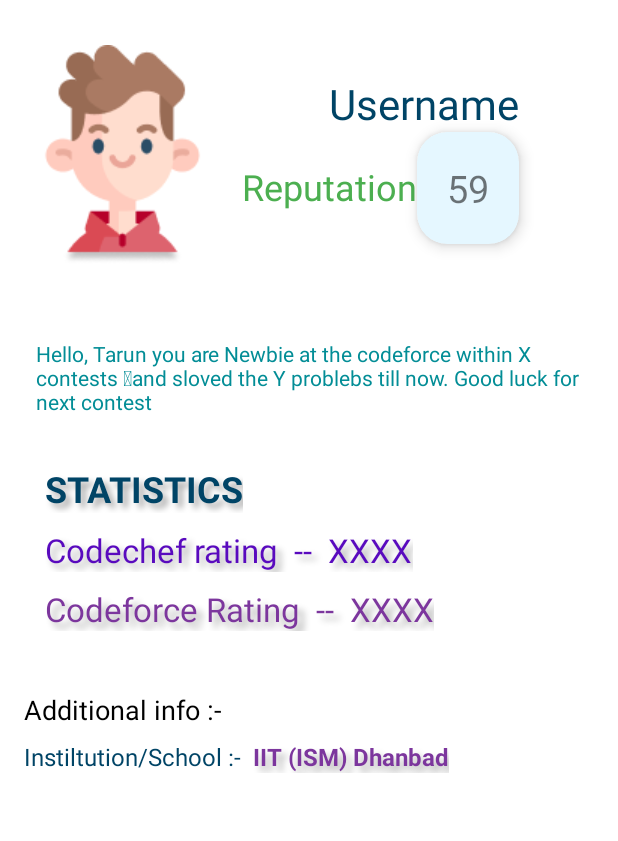
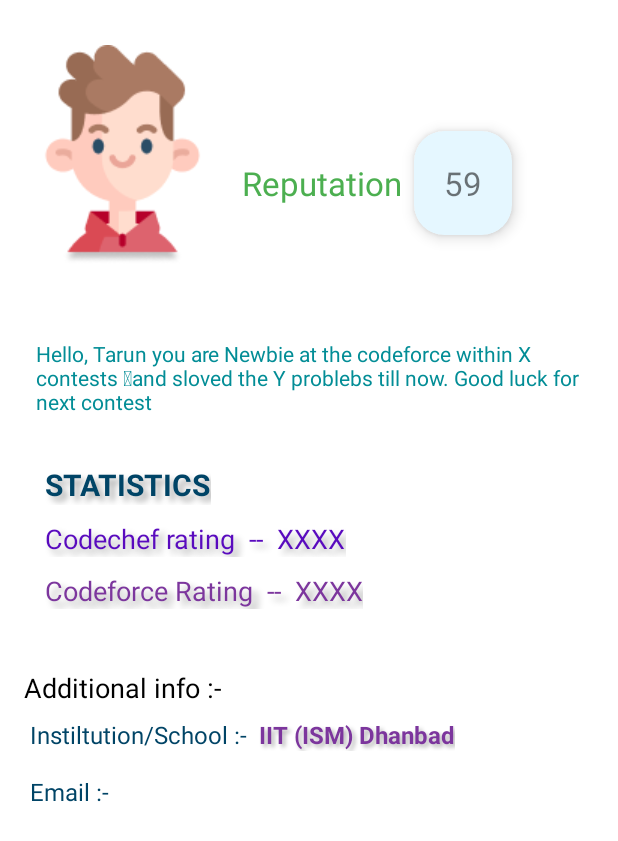
Before and after one commit to AppDevProzects/G-code, an Android app: the ProfileActivity screen opened directly, with no data from a screen before it, on a phone screen of 412 x 824 dp. Shown: the top 841 px of the screen. Run offline under Robolectric (Android 15) with nearby library versions, the phone set to English and light mode, and no system bars; Roboto replaces fonts that are not available here.

```diff
--- a/app/build.gradle
+++ b/app/build.gradle
@@ -35,6 +35,7 @@ dependencies {
     implementation 'androidx.constraintlayout:constraintlayout:2.1.0'
     implementation 'com.google.firebase:firebase-auth:21.0.1'
     implementation 'com.google.android.gms:play-services-auth:19.2.0'
+    implementation 'com.google.firebase:firebase-firestore:24.0.1'
     testImplementation 'junit:junit:4.+'
     androidTestImplementation 'androidx.test.ext:junit:1.1.3'
     androidTestImplementation 'androidx.test.espresso:espresso-core:3.4.0'
--- a/app/src/main/AndroidManifest.xml
+++ b/app/src/main/AndroidManifest.xml
@@ -9,6 +9,9 @@
         android:roundIcon="@mipmap/ic_launcher_round"
         android:supportsRtl="true"
         android:theme="@style/Theme.GCode">
+        <activity
+            android:name=".register_Activity"
+            android:exported="true" />
         <activity
             android:name=".ProfileActivity"
             android:exported="true" />
--- a/app/src/main/java/com/example/gcode/ProfileActivity.java
+++ b/app/src/main/java/com/example/gcode/ProfileActivity.java
@@ -2,13 +2,30 @@ package com.example.gcode;
 
 import androidx.appcompat.app.AppCompatActivity;
 
+import android.content.Intent;
 import android.os.Bundle;
+import android.widget.TextView;
 
 public class ProfileActivity extends AppCompatActivity {
 
+    Intent intent;
+    TextView userFullName,Email;
     @Override
     protected void onCreate(Bundle savedInstanceState) {
         super.onCreate(savedInstanceState);
         setContentView(R.layout.activity_profile);
+        userFullName = findViewById(R.id.UsernameProfile);
+        Email = findViewById(R.id.email);
+        intent = getIntent();
+        updateUI();
+    }
+
+
+    void updateUI(){
+        String name = intent.getStringExtra("name");
+        String email = intent.getStringExtra("email");
+        userFullName.setText(name);
+        Email.setText(email);
+
     }
 }
--- a/app/src/main/res/layout/activity_profile.xml
+++ b/app/src/main/res/layout/activity_profile.xml
@@ -12,8 +12,6 @@
         android:layout_height="wrap_content"
         android:layout_marginStart="10dp"
         android:layout_marginTop="30dp"
-        app:layout_constraintEnd_toEndOf="parent"
-        app:layout_constraintHorizontal_bias="0.0"
         app:layout_constraintStart_toStartOf="parent"
         app:layout_constraintTop_toTopOf="parent"
         app:srcCompat="@drawable/boy" />
@@ -25,8 +23,9 @@
         android:layout_marginTop="50dp"
         android:text="Username"
         android:textColor="@color/primary"
-        android:textSize="28sp"
+        android:textSize="22sp"
         app:layout_constraintEnd_toEndOf="parent"
+        app:layout_constraintHorizontal_bias="0.4"
         app:layout_constraintStart_toEndOf="@+id/ProfileImage"
         app:layout_constraintTop_toTopOf="parent" />
 
@@ -35,16 +34,18 @@
         android:layout_width="wrap_content"
         android:layout_height="wrap_content"
         android:layout_marginStart="8dp"
-        android:layout_marginTop="20dp"
+        android:layout_marginTop="28dp"
         android:text="Reputation"
         android:textColor="@color/greenApp"
-        android:textSize="24sp"
+        android:textSize="22sp"
         app:layout_constraintStart_toEndOf="@+id/ProfileImage"
         app:layout_constraintTop_toBottomOf="@+id/UsernameProfile" />
 
     <androidx.cardview.widget.CardView
         android:layout_width="wrap_content"
         android:layout_height="wrap_content"
+        android:layout_marginStart="8dp"
+        android:layout_marginTop="8dp"
         android:layout_marginEnd="16dp"
         android:backgroundTint="@color/skyBlue"
         app:cardCornerRadius="20dp"
@@ -60,7 +61,7 @@
             android:layout_height="wrap_content"
             android:layout_margin="20dp"
             android:text="59"
-            android:textSize="25sp" />
+            android:textSize="22sp" />
     </androidx.cardview.widget.CardView>
 
     <TextView
@@ -90,7 +91,7 @@
         android:shadowRadius="5"
         android:text="STATISTICS"
         android:textColor="@color/primary"
-        android:textSize="24sp"
+        android:textSize="20sp"
         android:textStyle="bold"
         app:layout_constraintStart_toStartOf="parent"
         app:layout_constraintTop_toBottomOf="@+id/statusProfile" />
@@ -107,7 +108,7 @@
         android:shadowRadius="6"
         android:text="Codechef rating  --  XXXX"
         android:textColor="#590ABE"
-        android:textSize="22sp"
+        android:textSize="18sp"
         app:layout_constraintStart_toStartOf="parent"
         app:layout_constraintTop_toBottomOf="@+id/textView4" />
 
@@ -123,7 +124,7 @@
         android:shadowRadius="6"
         android:text="Codeforce Rating  --  XXXX"
         android:textColor="#7C369D"
-        android:textSize="22sp"
+        android:textSize="18sp"
         app:layout_constraintStart_toStartOf="parent"
         app:layout_constraintTop_toBottomOf="@+id/codechefRating" />
 
@@ -145,7 +146,7 @@
         android:id="@+id/textView7"
         android:layout_width="wrap_content"
         android:layout_height="wrap_content"
-        android:layout_marginStart="16dp"
+        android:layout_marginStart="20dp"
         android:layout_marginTop="8dp"
         android:text="Instiltution/School :-"
         android:textColor="@color/primary"
@@ -160,9 +161,9 @@
         android:layout_marginStart="8dp"
         android:layout_marginTop="8dp"
         android:shadowColor="#B5B5B5"
-        android:shadowDx="6"
-        android:shadowDy="6"
-        android:shadowRadius="6"
+        android:shadowDx="3"
+        android:shadowDy="3"
+        android:shadowRadius="3"
         android:text="IIT (ISM) Dhanbad"
         android:textColor="#7C369D"
         android:textSize="16sp"
@@ -171,4 +172,28 @@
         app:layout_constraintHorizontal_bias="0.0"
         app:layout_constraintStart_toEndOf="@+id/textView7"
         app:layout_constraintTop_toBottomOf="@+id/textView10" />
+
+    <TextView
+        android:id="@+id/textView8"
+        android:layout_width="wrap_content"
+        android:layout_height="wrap_content"
+        android:layout_marginStart="20dp"
+        android:layout_marginTop="16dp"
+        android:text="Email :-"
+        android:textColor="@color/primary"
+        android:textSize="16sp"
+        app:layout_constraintStart_toStartOf="parent"
+        app:layout_constraintTop_toBottomOf="@+id/textView7" />
+
+    <TextView
+        android:id="@+id/email"
+        android:layout_width="wrap_content"
+        android:layout_height="wrap_content"
+        android:layout_marginStart="16dp"
+        android:layout_marginTop="16dp"
+        android:text="TextView"
+        android:textSize="16sp"
+        app:layout_constraintStart_toEndOf="@+id/textView8"
+        app:layout_constraintTop_toBottomOf="@+id/InstituteName" />
+
 </androidx.constraintlayout.widget.ConstraintLayout>
```
Also changed, not shown: app/src/main/java/com/example/gcode/LoginActivity.java (+120 -35 lines), app/src/main/java/com/example/gcode/register_Activity.java (added, +14 -0 lines), app/src/main/res/drawable/ic_baseline_edit_24.xml (added, +10 -0 lines), app/src/main/res/layout/activity_register.xml (added, +9 -0 lines).
